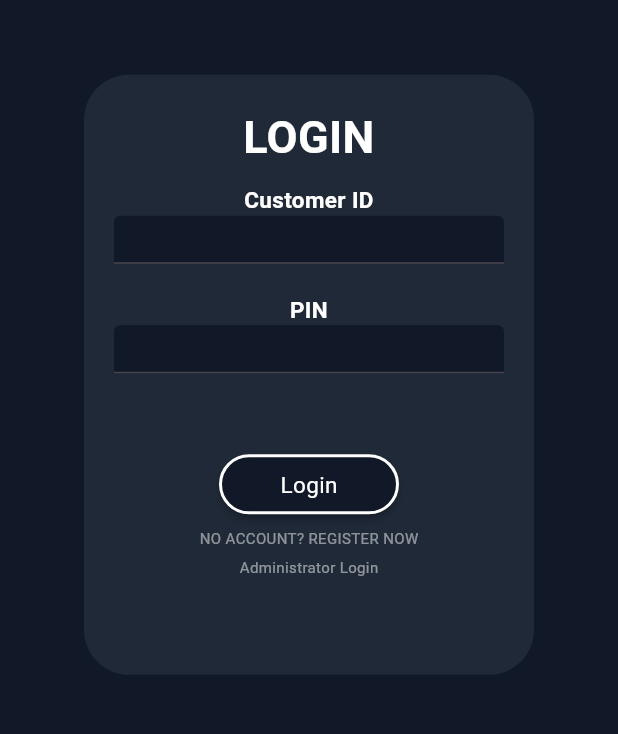
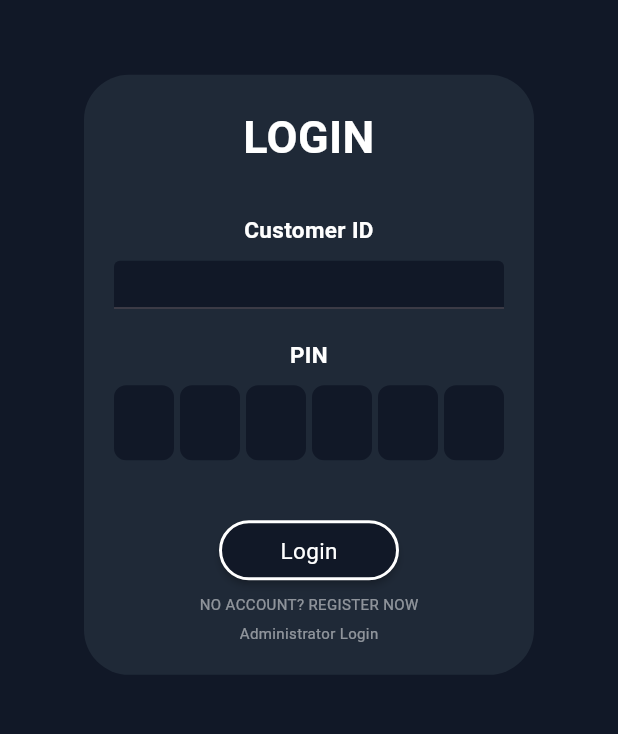
Before and after one commit to dariaccc/stockapp, a Flutter app: the screen it shows after launch, on a phone screen of 412 x 824 dp, the part 344-1078 px from its top. Run offline on Flutter 3.47's test engine with Material 3 defaults, Android fonts, the phone set to English and light mode, and no system bars; drawn by our look-alikes of pin_code_fields.

Commit message:
finished login

```diff
--- a/lib/login.dart
+++ b/lib/login.dart
@@ -1,4 +1,5 @@
 import 'package:flutter/material.dart';
+import 'package:pin_code_fields/pin_code_fields.dart';
 import 'menu.dart';
 
 class Login extends StatefulWidget {
@@ -40,7 +41,7 @@ class _LoginState extends State<Login> {
                       textAlign: TextAlign.center,
                     ),
 
-                    SizedBox(height: 10),
+                    SizedBox(height: 30),
 
                     //customer ID input field
                     Text(
@@ -52,6 +53,7 @@ class _LoginState extends State<Login> {
                       ),
                       textAlign: TextAlign.center,
                     ),
+                    SizedBox(height: 10),
                     TextField(
                       cursorColor: Color(0xFF4F46E5),
                       style: TextStyle(color: Colors.white),
@@ -78,20 +80,28 @@ class _LoginState extends State<Login> {
                       ),
                       textAlign: TextAlign.center,
                     ),
-                    TextField(
+                    SizedBox(height: 10),
+                    PinCodeTextField(
+                      appContext: context,
+                      length: 6,
                       cursorColor: Color(0xFF4F46E5),
-                      style: TextStyle(color: Colors.white),
-                      decoration: InputDecoration(
-                        isDense: true,
-                        filled: true,
-                        fillColor: Color(0xFF111827),
-                        focusedBorder: UnderlineInputBorder(
-                          borderSide: BorderSide(color: Colors.transparent),
-                        ),
+                      textStyle: TextStyle(color: Colors.white),
+                      enableActiveFill: true,
+                      pinTheme: PinTheme(
+                        shape: PinCodeFieldShape.box,
+                        borderRadius: BorderRadius.circular(8),
+                        fieldHeight: 50,
+                        fieldWidth: 40,
+                        activeColor: Color(0xFF4F46E5),
+                        inactiveColor: Color(0xFF111827),
+                        selectedColor: Colors.white,
+                        activeFillColor: Color(0xFF111827),     // filled when typing
+                        inactiveFillColor: Color(0xFF111827), // initial state
+                        selectedFillColor: Color(0xFF111827),
                       ),
                     ),
 
-                    SizedBox(height: 50),
+                    SizedBox(height: 20),
 
                     //login-button
                     RawMaterialButton(
@@ -104,7 +114,7 @@ class _LoginState extends State<Login> {
                       shape: RoundedRectangleBorder(
                         borderRadius: BorderRadius.circular(20),
                         side: BorderSide(
-                          color: Colors.white, // 👈 your border color
+                          color: Colors.white,
                           width: 2,
                         ),
                       ),
--- a/pubspec.yaml
+++ b/pubspec.yaml
@@ -31,6 +31,7 @@ dependencies:
   flutter:
     sdk: flutter
   cupertino_icons: ^1.0.8
+  pin_code_fields: ^8.0.0 # to create the PIN-input field
 
 dev_dependencies:
   flutter_test:
```
Also changed, not shown: pubspec.lock.
